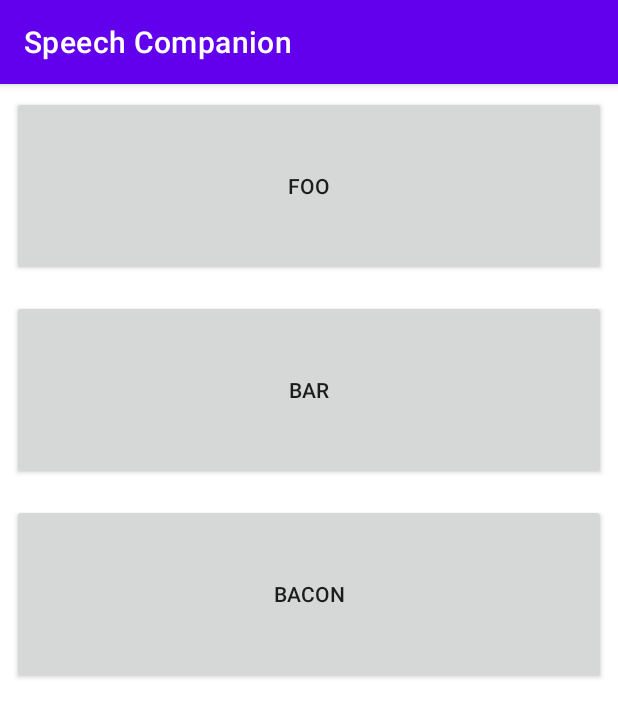
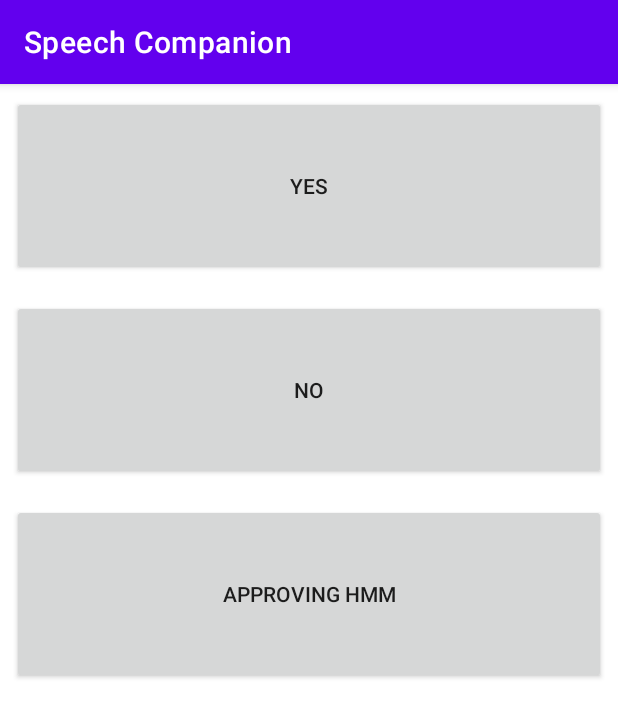
Before and after one commit to eucalypto/speech-companion, an Android app: the screen it shows after launch (MainActivity), on a phone screen of 412 x 824 dp. Shown: the top 717 px of the screen. Run offline under Robolectric (Android 15) with nearby library versions, the phone set to English and light mode, and no system bars; our stand-ins replace Timber, data binding.

Commit message:
feat: Buttons that play "Yes", "No", "Hm..."
Using SoundPool and res/raw/[..].wav files as resources.

#4

```diff
--- a/app/build.gradle
+++ b/app/build.gradle
@@ -1,6 +1,7 @@
 plugins {
     id 'com.android.application'
     id 'kotlin-android'
+    id 'kotlin-kapt'
 }
 
 android {
@@ -25,6 +26,7 @@ android {
 
     buildFeatures {
         viewBinding true
+        dataBinding true
     }
 
     compileOptions {
@@ -44,6 +46,13 @@ dependencies {
     implementation 'com.google.android.material:material:1.3.0'
     implementation 'androidx.constraintlayout:constraintlayout:2.0.4'
     implementation "androidx.recyclerview:recyclerview:1.2.1"
+    implementation 'com.jakewharton.timber:timber:4.7.1'
+
+    // ViewModel
+    def lifecycle_version = "2.3.1"
+    implementation "androidx.lifecycle:lifecycle-viewmodel-ktx:$lifecycle_version"
+    // LiveData
+    implementation "androidx.lifecycle:lifecycle-livedata-ktx:$lifecycle_version"
 
     // Jetpack Navigation Component
     def nav_version = "2.3.5"
--- a/app/src/main/AndroidManifest.xml
+++ b/app/src/main/AndroidManifest.xml
@@ -3,7 +3,8 @@
     package="net.eucalypto.speechcompanion">
 
     <application
-        android:allowBackup="true"
+        android:name=".SpeechCompanionApplication"
+        android:allowBackup="false"
         android:icon="@mipmap/ic_launcher"
         android:label="@string/app_name"
         android:roundIcon="@mipmap/ic_launcher_round"
--- /dev/null
+++ b/app/src/main/java/net/eucalypto/speechcompanion/SpeechCompanionApplication.kt
@@ -0,0 +1,13 @@
+package net.eucalypto.speechcompanion
+
+import android.app.Application
+import timber.log.Timber
+
+class SpeechCompanionApplication : Application() {
+
+    override fun onCreate() {
+        super.onCreate()
+
+        if (BuildConfig.DEBUG) Timber.plant(Timber.DebugTree())
+    }
+}
--- a/app/src/main/java/net/eucalypto/speechcompanion/buttonlist/ButtonListFragment.kt
+++ b/app/src/main/java/net/eucalypto/speechcompanion/buttonlist/ButtonListFragment.kt
@@ -5,11 +5,14 @@ import android.view.LayoutInflater
 import android.view.View
 import android.view.ViewGroup
 import androidx.fragment.app.Fragment
+import androidx.fragment.app.viewModels
 import androidx.recyclerview.widget.LinearLayoutManager
-import net.eucalypto.speechcompanion.data.SoundBite
+import androidx.recyclerview.widget.RecyclerView
 import net.eucalypto.speechcompanion.databinding.ButtonListFragmentBinding
 
 class ButtonListFragment : Fragment() {
+
+    private val viewModel: ButtonListViewModel by viewModels()
 
     override fun onCreateView(
         inflater: LayoutInflater,
@@ -29,15 +32,15 @@ class ButtonListFragment : Fragment() {
 
 
 
-        binding.buttonListRecyclerview.apply {
-            adapter = SoundBiteAdapter().apply {
-                submitList(
-                    listOf(
-                        SoundBite(0, "Foo"),
-                        SoundBite(1, "bar"),
-                        SoundBite(2, "bacon")
-                    )
-                )
+
+        setUpRecyclerView(binding.buttonListRecyclerview)
+    }
+
+    private fun setUpRecyclerView(recycler: RecyclerView) {
+        recycler.apply {
+            adapter = SoundBiteAdapter(viewModel.soundPool).apply {
+                viewModel.loadSoundList(viewModel.soundList, requireContext())
+                submitList(viewModel.soundList)
             }
             layoutManager = LinearLayoutManager(context)
         }
--- a/app/src/main/java/net/eucalypto/speechcompanion/buttonlist/ButtonListViewModel.kt
+++ b/app/src/main/java/net/eucalypto/speechcompanion/buttonlist/ButtonListViewModel.kt
@@ -1,6 +1,46 @@
 package net.eucalypto.speechcompanion.buttonlist
 
+import android.content.Context
+import android.media.SoundPool
 import androidx.lifecycle.ViewModel
+import androidx.lifecycle.viewModelScope
+import kotlinx.coroutines.Dispatchers
+import kotlinx.coroutines.launch
+import net.eucalypto.speechcompanion.R
+import net.eucalypto.speechcompanion.data.SoundBite
+import timber.log.Timber
 
-class ButtonListViewModel: ViewModel() {
+internal const val MAX_SOUNDS = 4
+
+
+class ButtonListViewModel : ViewModel() {
+
+    val soundPool: SoundPool = SoundPool.Builder()
+        .setMaxStreams(MAX_SOUNDS)
+        .build()
+
+    val soundList = listOf(
+        SoundBite("Yes", R.raw.dersuperanton_yes_male),
+        SoundBite("No", R.raw.dersuperanton_no_male),
+        SoundBite("Approving Hmm", R.raw.trimono_approving_hm)
+    )
+
+    fun loadSoundList(list: List<SoundBite>, context: Context) {
+        for (sound in list) {
+            loadSound(sound, context)
+        }
+    }
+
+    private fun loadSound(sound: SoundBite, context: Context) {
+        viewModelScope.launch(Dispatchers.IO) {
+            val soundId = soundPool.load(context, sound.resId, 1)
+            sound.soundId = soundId
+            Timber.d("Loading sound with id: $soundId, from coroutine in Thread: ${Thread.currentThread().name}")
+        }
+    }
+
+    override fun onCleared() {
+        super.onCleared()
+        soundPool.release()
+    }
 }
--- a/app/src/main/java/net/eucalypto/speechcompanion/buttonlist/SoundBiteAdapter.kt
+++ b/app/src/main/java/net/eucalypto/speechcompanion/buttonlist/SoundBiteAdapter.kt
@@ -1,21 +1,24 @@
 package net.eucalypto.speechcompanion.buttonlist
 
 import android.content.Context
+import android.media.SoundPool
 import android.view.LayoutInflater
 import android.view.ViewGroup
 import androidx.recyclerview.widget.DiffUtil
 import androidx.recyclerview.widget.ListAdapter
 import androidx.recyclerview.widget.RecyclerView
+import net.eucalypto.speechcompanion.buttonlist.soundbitebutton.SoundbiteButtonViewModel
 import net.eucalypto.speechcompanion.data.SoundBite
 import net.eucalypto.speechcompanion.databinding.SoundbiteButtonBinding
 
-class SoundBiteAdapter :
+class SoundBiteAdapter(private val soundPool: SoundPool) :
     ListAdapter<SoundBite, SoundBiteViewHolder>(SoundBiteDiffCallback()) {
+
     override fun onCreateViewHolder(
         parent: ViewGroup,
         viewType: Int
     ): SoundBiteViewHolder {
-        return SoundBiteViewHolder.from(parent)
+        return SoundBiteViewHolder.from(parent, soundPool)
     }
 
     override fun onBindViewHolder(holder: SoundBiteViewHolder, position: Int) {
@@ -26,19 +29,24 @@ class SoundBiteAdapter :
 
 class SoundBiteViewHolder private constructor(private val binding: SoundbiteButtonBinding) :
     RecyclerView.ViewHolder(binding.root) {
+
     fun bindTo(soundBite: SoundBite) {
-        binding.button.text = soundBite.title
+        binding.viewModel?.apply { sound = soundBite }
+        binding.executePendingBindings()
     }
 
 
     companion object {
-        fun from(parent: ViewGroup): SoundBiteViewHolder {
+
+        fun from(parent: ViewGroup, soundPool: SoundPool): SoundBiteViewHolder {
             val inflater = layoutInflaterFrom(parent)
-            val binding =
-                SoundbiteButtonBinding.inflate(inflater, parent, false)
-
+            val binding = SoundbiteButtonBinding
+                .inflate(inflater, parent, false).apply {
+                    viewModel = SoundbiteButtonViewModel(soundPool)
+                }
             return SoundBiteViewHolder(binding)
         }
+
         private fun layoutInflaterFrom(parent: ViewGroup) =
             parent.context
                 .getSystemService(Context.LAYOUT_INFLATER_SERVICE)
@@ -53,7 +61,7 @@ class SoundBiteDiffCallback : DiffUtil.ItemCallback<SoundBite>() {
         oldItem: SoundBite,
         newItem: SoundBite
     ): Boolean {
-        return oldItem.id == newItem.id
+        return oldItem.resId == newItem.resId
     }
 
     override fun areContentsTheSame(
--- /dev/null
+++ b/app/src/main/java/net/eucalypto/speechcompanion/buttonlist/soundbitebutton/SoundbiteButtonViewModel.kt
@@ -0,0 +1,22 @@
+package net.eucalypto.speechcompanion.buttonlist.soundbitebutton
+
+import android.media.SoundPool
+import androidx.lifecycle.ViewModel
+import net.eucalypto.speechcompanion.data.SoundBite
+
+class SoundbiteButtonViewModel(
+    private val soundPool: SoundPool
+) : ViewModel() {
+
+    var sound: SoundBite? = null
+
+    val title
+        get() = sound?.title ?: ""
+
+
+    fun onClick() {
+        sound?.let {
+            soundPool.play(it.soundId, 1f, 1f, 1, 0, 1f)
+        }
+    }
+}
--- a/app/src/main/java/net/eucalypto/speechcompanion/data/SoundBite.kt
+++ b/app/src/main/java/net/eucalypto/speechcompanion/data/SoundBite.kt
@@ -1,6 +1,7 @@
 package net.eucalypto.speechcompanion.data
 
 data class SoundBite(
-    val id: Long = 0,
-    val title: String = ""
+    var title: String = "",
+    val resId: Int = 0,
+    var soundId: Int = 0
 )
--- a/app/src/main/res/layout/soundbite_button.xml
+++ b/app/src/main/res/layout/soundbite_button.xml
@@ -1,6 +1,15 @@
 <?xml version="1.0" encoding="utf-8"?>
-<FrameLayout xmlns:android="http://schemas.android.com/apk/res/android"
-    xmlns:tools="http://schemas.android.com/tools"
+<layout xmlns:android="http://schemas.android.com/apk/res/android"
+    xmlns:tools="http://schemas.android.com/tools">
+
+    <data>
+
+        <variable
+            name="viewModel"
+            type="net.eucalypto.speechcompanion.buttonlist.soundbitebutton.SoundbiteButtonViewModel" />
+    </data>
+
+    <FrameLayout
         android:layout_width="match_parent"
         android:layout_height="wrap_content">
 
@@ -9,6 +18,10 @@
             android:layout_width="match_parent"
             android:layout_height="120dp"
             android:layout_margin="8dp"
+            android:onClick="@{() -> viewModel.onClick()}"
+            android:soundEffectsEnabled="false"
+            android:text="@{viewModel.title}"
             tools:text="Button" />
+    </FrameLayout>
 
-</FrameLayout>
+</layout>
```
Also changed, not shown: 3 other files. Lines whose indentation alone changed are shown as unchanged.
